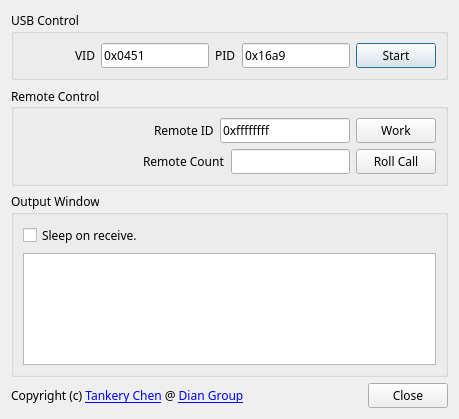
Old version of the form PC/src/testDianVote/testdianvote.ui in the repository FrankieChan885/dian-zigbee-vote.
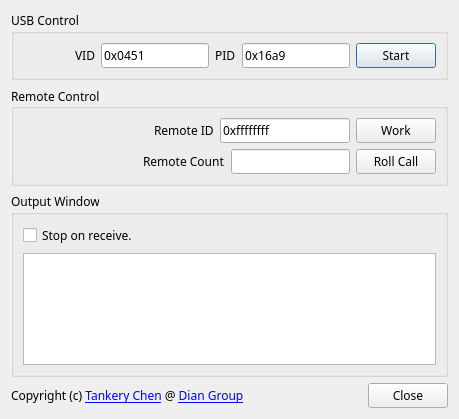
New version of the form.

Commit message: 添加 stopOnReceive 标识，使支持单次投票和多次投票模式。

Patch:
```diff
--- a/PC/src/testDianVote/testdianvote.ui
+++ b/PC/src/testDianVote/testdianvote.ui
@@ -197,7 +197,7 @@
          <string>Sleep the REMOTE when received his vote.</string>
         </property>
         <property name="text">
-         <string>Sleep on receive.</string>
+         <string>Stop on receive.</string>
         </property>
        </widget>
       </item>
```
Left out of the diff: 2 changed lines with no effect on the pictures. The commit also changes 5 other files.
